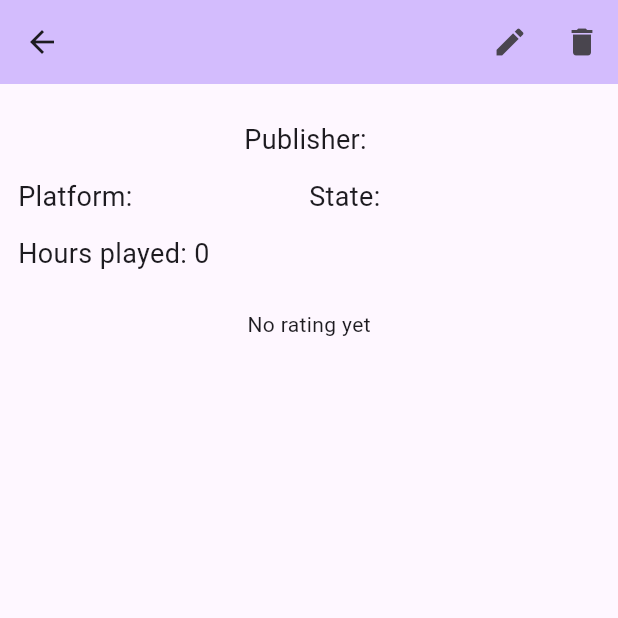
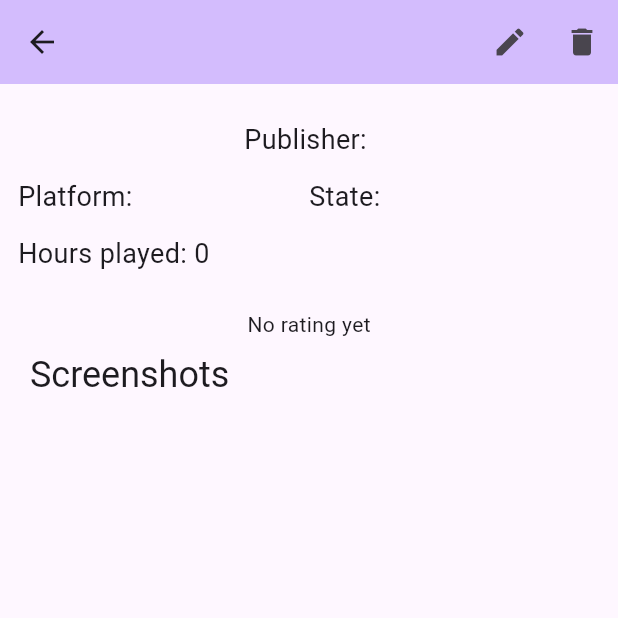
Before and after one commit to arcbueno/GameTag, a Flutter app: the GameDetailPage screen opened directly with empty values, on a phone screen of 412 x 824 dp, the top half of it. Run offline on Flutter 3.47's test engine with Material 3 defaults, Android fonts, the phone set to English and light mode, and no system bars; our stand-ins replace get_it, graphql_flutter, icons_plus, image_picker, parse_server_sdk_flutter, photo_view and 1 more; accounts and stored records are empty.

Commit message:
feat: adding screenshots upload, edit and remove

```diff
--- a/game_tag/lib/models/game.dart
+++ b/game_tag/lib/models/game.dart
@@ -10,6 +10,7 @@ class Game {
   final int? hoursPlayed;
   final Platform platform;
   final GameState state;
+  final List<String> screenshots;
 
   String get ratingReaction => GameUtils.getRatingReaction(rating);
 
@@ -21,6 +22,7 @@ class Game {
     this.hoursPlayed,
     required this.state,
     required this.platform,
+    this.screenshots = const [],
   });
 
   Game copyWith({
@@ -31,6 +33,7 @@ class Game {
     int? hoursPlayed,
     GameState? state,
     Platform? platform,
+    List<String>? screenshots,
   }) {
     return Game(
       id: id ?? this.id,
@@ -40,6 +43,7 @@ class Game {
       hoursPlayed: hoursPlayed ?? this.hoursPlayed,
       state: state ?? this.state,
       platform: platform ?? this.platform,
+      screenshots: screenshots ?? this.screenshots,
     );
   }
 
@@ -49,9 +53,10 @@ class Game {
       title: map['Title'] ?? '',
       publisher: map['Publisher'],
       rating: map['Rating']?.toDouble(),
-      hoursPlayed: map['HoursPlayed']?.toDouble(),
+      hoursPlayed: map['hoursPlayed']?.toInt(),
       platform: Platform.fromMap(map['Platform']),
       state: GameState.fromMap(map['State']),
+      screenshots: List<String>.from(map['Screenshots'] ?? []),
     );
   }
 }
--- a/game_tag/lib/pages/game_detail/game_detail_page.dart
+++ b/game_tag/lib/pages/game_detail/game_detail_page.dart
@@ -5,6 +5,7 @@ import 'package:game_tag/models/platform.dart';
 import 'package:game_tag/pages/game_detail/game_detail_state.dart';
 import 'package:game_tag/pages/game_detail/game_detail_viewmodel.dart';
 import 'package:game_tag/pages/game_detail/widgets/read_only_game.dart';
+import 'package:game_tag/pages/game_detail/widgets/screenshot_list.dart';
 import 'package:game_tag/widgets/game_form.dart';
 
 class GameDetailPage extends StatefulWidget {
@@ -84,6 +85,7 @@ class _GameDetailPageState extends State<GameDetailPage> {
                 if (state is GameDetailStateReadOnly) {
                   return ReadOnlyGame(
                     game: state.game!,
+                    viewmodel: _viewModel,
                   );
                 }
                 if (state is GameDetailStateFilling) {
@@ -125,10 +127,17 @@ class _GameDetailPageState extends State<GameDetailPage> {
                             publisherController.text, hoursPlayed);
                       },
                       saveButtonText: 'Update game',
+                      screenshotWidget: Padding(
+                        padding: const EdgeInsets.all(8.0),
+                        child: ScreenshotList(
+                          viewmodel: _viewModel,
+                        ),
+                      ),
                     ),
                   );
                 }
-                if (state is GameDetailStateLoading) {
+                if (state is GameDetailStateLoading ||
+                    (state is GameDetailStateFilling && state.isLoading)) {
                   return const Center(child: CircularProgressIndicator());
                 }
                 return Container();
--- a/game_tag/lib/pages/game_detail/game_detail_state.dart
+++ b/game_tag/lib/pages/game_detail/game_detail_state.dart
@@ -1,6 +1,7 @@
 import 'package:game_tag/models/game.dart';
 import 'package:game_tag/models/game_state.dart';
 import 'package:game_tag/models/platform.dart';
+import 'package:image_picker/image_picker.dart';
 
 sealed class GameDetailState {
   final Game? game;
@@ -23,12 +24,15 @@ class GameDetailStateFilling extends GameDetailState {
   final List<GameState> gamesStates;
   final List<Platform> platforms;
   final bool isLoading;
+  final List<XFile> tempImages;
+
   GameDetailStateFilling(
     super.game, {
     required this.gamesStates,
     required this.platforms,
     this.error,
     this.isLoading = false,
+    this.tempImages = const [],
   }) : super._();
 
   GameDetailStateFilling copyWith({
@@ -37,6 +41,7 @@ class GameDetailStateFilling extends GameDetailState {
     List<GameState>? gamesStates,
     List<Platform>? platforms,
     bool? isLoading,
+    List<XFile>? tempImages,
   }) {
     return GameDetailStateFilling(
       game ?? this.game,
@@ -44,6 +49,7 @@ class GameDetailStateFilling extends GameDetailState {
       platforms: platforms ?? this.platforms,
       error: error ?? this.error,
       isLoading: isLoading ?? this.isLoading,
+      tempImages: tempImages ?? this.tempImages,
     );
   }
 }
--- a/game_tag/lib/pages/game_detail/game_detail_viewmodel.dart
+++ b/game_tag/lib/pages/game_detail/game_detail_viewmodel.dart
@@ -7,11 +7,14 @@ import 'package:game_tag/repositories/game_state_repository.dart';
 import 'package:game_tag/repositories/games_repository.dart';
 import 'package:game_tag/repositories/platform_repository.dart';
 import 'package:game_tag/service_locator.dart';
+import 'package:game_tag/services/file_service.dart';
+import 'package:image_picker/image_picker.dart';
 
 class GameDetailViewmodel {
   final GamesRepository _gamesRepository;
   final GameStateRepository _gameStateRepository;
   final PlatformRepository _platformRepository;
+  final FileService _fileService;
 
   ValueNotifier<GameDetailState> state =
       ValueNotifier<GameDetailState>(GameDetailStateReadOnly(null));
@@ -21,12 +24,22 @@ class GameDetailViewmodel {
     GamesRepository? gamesRepository,
     GameStateRepository? gameStateRepository,
     PlatformRepository? platformRepository,
+    FileService? fileService,
   ])  : _gamesRepository = gamesRepository ?? getIt.get<GamesRepository>(),
         _gameStateRepository =
             gameStateRepository ?? getIt.get<GameStateRepository>(),
         _platformRepository =
-            platformRepository ?? getIt.get<PlatformRepository>() {
+            platformRepository ?? getIt.get<PlatformRepository>(),
+        _fileService = fileService ?? getIt.get<FileService>() {
     state.value = GameDetailStateReadOnly(game);
+  }
+
+  onSelectImages() async {
+    var images = await _fileService.getImages();
+    if (images.isEmpty) return;
+    state.value = (state.value as GameDetailStateFilling).copyWith(
+      tempImages: (state.value as GameDetailStateFilling).tempImages + images,
+    );
   }
 
   Future<bool> deleteGame() async {
@@ -75,13 +88,21 @@ class GameDetailViewmodel {
       isLoading: true,
     );
     try {
-      await _gamesRepository.updateGame(state.value.game!);
-      state.value = GameDetailStateReadOnly(state.value.game);
+      var filesNames = await _uploadImages();
+      game.screenshots.addAll(filesNames);
+      await _gamesRepository.updateGame(game);
+      state.value = GameDetailStateReadOnly(game);
       return true;
     } catch (e) {
-      state.value = GameDetailStateError(state.value.game, e.toString());
+      state.value = GameDetailStateError(game, e.toString());
       return false;
     }
+  }
+
+  Future<List<String>> _uploadImages() async {
+    if ((state.value as GameDetailStateFilling).tempImages.isEmpty) return [];
+    return await _fileService.uploadImages(
+        (state.value as GameDetailStateFilling).tempImages, state.value.game!);
   }
 
   selectRating(double rating) {
@@ -114,4 +135,14 @@ class GameDetailViewmodel {
     }
     return null;
   }
+
+  void onDeleteTempImage(XFile e) {
+    (state.value as GameDetailStateFilling).tempImages.remove(e);
+    state.value = (state.value as GameDetailStateFilling).copyWith();
+  }
+
+  void onDeleteImage(String e) {
+    (state.value as GameDetailStateFilling).game!.screenshots.remove(e);
+    state.value = (state.value as GameDetailStateFilling).copyWith();
+  }
 }
--- a/game_tag/lib/pages/game_detail/widgets/read_only_game.dart
+++ b/game_tag/lib/pages/game_detail/widgets/read_only_game.dart
@@ -1,10 +1,13 @@
 import 'package:flutter/material.dart';
 import 'package:game_tag/models/game.dart';
+import 'package:game_tag/pages/game_detail/game_detail_viewmodel.dart';
+import 'package:game_tag/pages/game_detail/widgets/screenshot_list.dart';
 import 'package:game_tag/utils/sized_box_extension.dart';
 
 class ReadOnlyGame extends StatelessWidget {
   final Game game;
-  const ReadOnlyGame({super.key, required this.game});
+  final GameDetailViewmodel viewmodel;
+  const ReadOnlyGame({super.key, required this.game, required this.viewmodel});
 
   @override
   Widget build(BuildContext context) {
@@ -73,6 +76,12 @@ class ReadOnlyGame extends StatelessWidget {
                       Text(game.ratingReaction),
                     ],
                   ),
+                Padding(
+                  padding: const EdgeInsets.all(8.0),
+                  child: ScreenshotList(
+                    viewmodel: viewmodel,
+                  ),
+                ),
               ],
             ),
           ),
--- /dev/null
+++ b/game_tag/lib/pages/game_detail/widgets/screenshot_list.dart
@@ -0,0 +1,91 @@
+import 'package:flutter/material.dart';
+import 'package:game_tag/pages/game_detail/game_detail_state.dart';
+import 'package:game_tag/pages/game_detail/game_detail_viewmodel.dart';
+import 'package:game_tag/pages/game_detail/widgets/empty_screenshot_card.dart';
+import 'package:game_tag/pages/game_detail/widgets/game_screenshot_card.dart';
+import 'package:game_tag/pages/image_page/image_page.dart';
+
+class ScreenshotList extends StatelessWidget {
+  final GameDetailViewmodel viewmodel;
+
+  const ScreenshotList({super.key, required this.viewmodel});
+
+  @override
+  Widget build(BuildContext context) {
+    final bool isEditing = viewmodel.state.value is GameDetailStateFilling;
+    return Column(
+      crossAxisAlignment: CrossAxisAlignment.start,
+      children: [
+        Text(
+          'Screenshots',
+          style: Theme.of(context).textTheme.headlineSmall,
+        ),
+        SizedBox(
+          width: MediaQuery.sizeOf(context).width,
+          child: SingleChildScrollView(
+            scrollDirection: Axis.horizontal,
+            child: Row(
+              children: [
+                ...viewmodel.state.value.game!.screenshots.map((e) {
+                  return Padding(
+                    padding: const EdgeInsets.all(8.0),
+                    child: GameScreenshotCard(
+                      onDelete: isEditing
+                          ? () {
+                              viewmodel.onDeleteImage(e);
+                            }
+                          : null,
+                      onPressed: () {
+                        Navigator.of(context).push(
+                          MaterialPageRoute(
+                            builder: (context) => ImagePage(
+                              imagePath: e,
+                              isFromMemory: false,
+                            ),
+                          ),
+                        );
+                      },
+                      imagePath: e,
+                    ),
+                  );
+                }),
+                if (isEditing)
+                  ...(viewmodel.state.value as GameDetailStateFilling)
+                      .tempImages
+                      .map(
+                        (e) => Padding(
+                          padding: const EdgeInsets.all(8.0),
+                          child: GameScreenshotCard(
+                            onDelete: () {
+                              viewmodel.onDeleteTempImage(e);
+                            },
+                            onPressed: () {
+                              Navigator.of(context).push(
+                                MaterialPageRoute(
+                                  builder: (context) => ImagePage(
+                                    imagePath: e.path,
+                                    isFromMemory: true,
+                                  ),
+                                ),
+                              );
+                            },
+                            imagePath: e.path,
+                            isOnMemory: true,
+                          ),
+                        ),
+                      ),
+                if (isEditing)
+                  Padding(
+                    padding: const EdgeInsets.all(8.0),
+                    child: EmptyScreenshotCard(
+                      onPressed: viewmodel.onSelectImages,
+                    ),
+                  ),
+              ],
+            ),
+          ),
+        ),
+      ],
+    );
+  }
+}
--- a/game_tag/lib/pages/home/home_viewmodel.dart
+++ b/game_tag/lib/pages/home/home_viewmodel.dart
@@ -31,7 +31,6 @@ class HomeViewModel {
       await _userService.loggoffUser();
       return true;
     } catch (e) {
-      print(e.toString());
       return false;
     }
   }
--- a/game_tag/lib/pages/new_game/new_game_viewmodel.dart
+++ b/game_tag/lib/pages/new_game/new_game_viewmodel.dart
@@ -69,7 +69,8 @@ class NewGameViewModel {
       return true;
     }).catchError((error) {
       state.value = state.value is FillingState
-          ? (state.value as FillingState).copyWith(error: error.toString())
+          ? (state.value as FillingState)
+              .copyWith(error: error.toString(), isLoading: false)
           : ErrorState(error.toString());
       return false;
     });
--- a/game_tag/lib/repositories/games_repository.dart
+++ b/game_tag/lib/repositories/games_repository.dart
@@ -50,7 +50,7 @@ class GamesRepository {
         "hoursPlayed": hoursPlayed,
         "rating": rating,
         "userId": user.objectId,
-        "gameStateId": gameState.id,
+        "stateId": gameState.id,
         "platformId": platform.id,
       },
     );
@@ -76,6 +76,7 @@ class GamesRepository {
         "userId": user.objectId,
         "gameStateId": game.state.id,
         "platformId": game.platform.id,
+        "screenshotList": game.screenshots
       },
     );
     var result = await _client.query(query);
--- a/game_tag/lib/service_locator.dart
+++ b/game_tag/lib/service_locator.dart
@@ -1,11 +1,13 @@
 import 'package:game_tag/repositories/game_state_repository.dart';
 import 'package:game_tag/repositories/games_repository.dart';
 import 'package:game_tag/repositories/platform_repository.dart';
+import 'package:game_tag/services/file_service.dart';
 import 'package:game_tag/services/login_service.dart';
 import 'package:game_tag/services/user_service.dart';
 import 'package:game_tag/utils/server_data.dart';
 import 'package:get_it/get_it.dart';
 import 'package:graphql_flutter/graphql_flutter.dart';
+import 'package:image_picker/image_picker.dart';
 import 'package:parse_server_sdk_flutter/parse_server_sdk_flutter.dart';
 import 'package:shared_preferences/shared_preferences.dart';
 
@@ -45,6 +47,8 @@ class ServiceLocator {
 
     getIt.registerSingleton(parse);
     getIt.registerSingleton(prefs);
+    getIt.registerFactory<ImagePicker>(ImagePicker.new);
+    getIt.registerFactory<FileService>(FileService.new);
     getIt.registerFactory<LoginService>(LoginService.new);
     getIt.registerFactory<UserService>(UserService.new);
     getIt.registerFactory<GamesRepository>(GamesRepository.new);
--- a/game_tag/lib/widgets/game_form.dart
+++ b/game_tag/lib/widgets/game_form.dart
@@ -23,6 +23,7 @@ class GameForm extends StatelessWidget {
   final Function() onSave;
   final String saveButtonText;
   final int? hoursPlayed;
+  final Widget? screenshotWidget;
 
   const GameForm({
     super.key,
@@ -41,6 +42,7 @@ class GameForm extends StatelessWidget {
     required this.saveButtonText,
     this.error,
     this.hoursPlayed,
+    this.screenshotWidget,
   });
 
   @override
@@ -49,6 +51,7 @@ class GameForm extends StatelessWidget {
       children: [
         Expanded(
           child: Column(
+            crossAxisAlignment: CrossAxisAlignment.start,
             children: [
               CustomFormField(
                 label: 'Game title',
@@ -167,6 +170,7 @@ class GameForm extends StatelessWidget {
                   ),
                 ],
               ),
+              if (screenshotWidget != null) screenshotWidget!,
               if (error != null) ...[
                 24.h,
                 SizedBox(
--- a/game_tag/pubspec.yaml
+++ b/game_tag/pubspec.yaml
@@ -15,6 +15,9 @@ dependencies:
   shared_preferences: ^2.2.3
   icons_plus: ^5.0.0
   graphql_flutter: ^5.1.2
+  image_picker: ^1.1.2
+  uuid:
+  photo_view: ^0.15.0
 
 
   # The following adds the Cupertino Icons font to your application.
```
Also changed, not shown: game_tag/lib/pages/game_detail/widgets/empty_screenshot_card.dart (added, +26 -0 lines), game_tag/lib/pages/game_detail/widgets/game_screenshot_card.dart (added, +69 -0 lines), game_tag/lib/pages/home/home_page.dart (+10 -3 lines), game_tag/lib/pages/image_page/image_page.dart (added, +19 -0 lines), game_tag/lib/queries/game_queries.dart (+5 -2 lines), game_tag/lib/services/file_service.dart (added, +36 -0 lines), game_tag/pubspec.lock, 6 other files.
